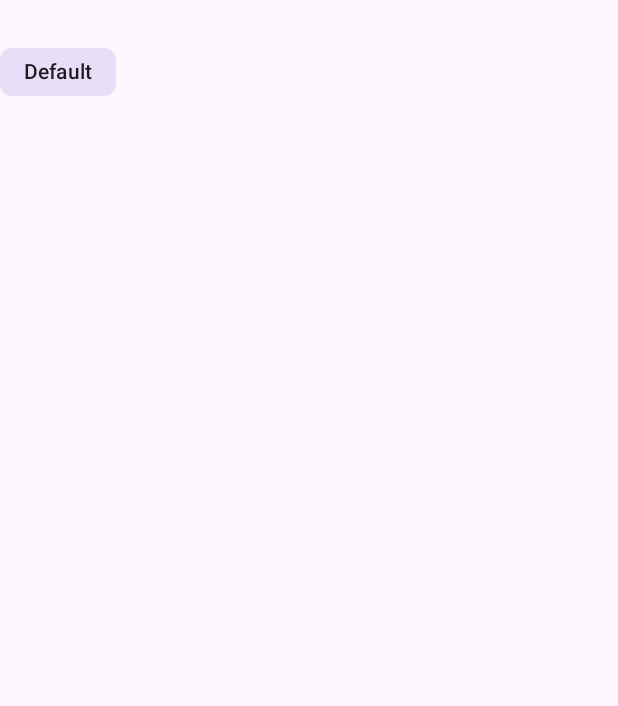
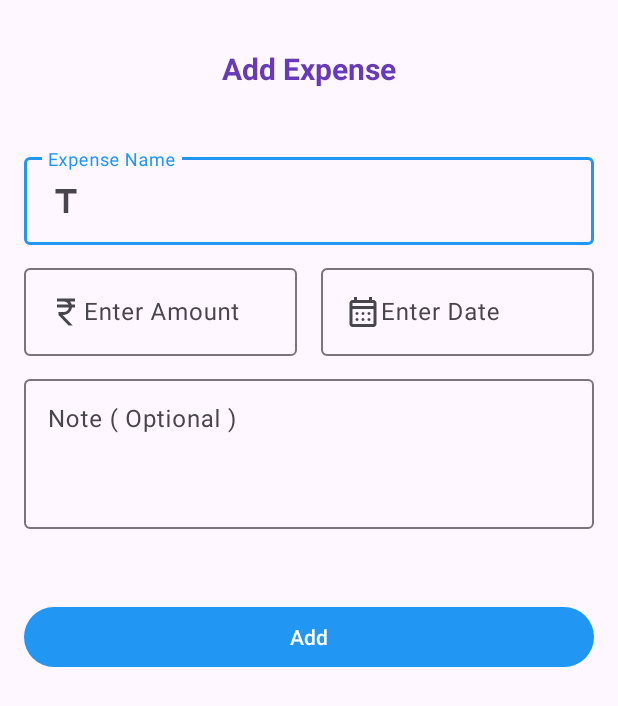
Before and after one commit to Iamthemax/ExpenseApp, an Android app: the screen it shows after launch (AddExpenseActivity), after a tap on an icon or button, on a phone screen of 412 x 824 dp. Shown: the top 706 px of the screen. Run offline under Robolectric (Android 15) with nearby library versions, the phone set to English and light mode, and no system bars.

Commit message:
After ui design

```diff
--- a/app/src/main/java/com/example/myexpenseapp/database/MyDbHelper.java
+++ b/app/src/main/java/com/example/myexpenseapp/database/MyDbHelper.java
@@ -18,7 +18,6 @@ public class MyDbHelper extends SQLiteOpenHelper {
 
     private static final int DATABASE_VERSION = 1;
     private static final String DATABASE_NAME = "ExpenseManager.db";
-
     // Table Names
     private static final String TABLE_EXPENSE = "expense";
     private static final String TABLE_CATEGORY = "category";
@@ -27,22 +26,23 @@ public class MyDbHelper extends SQLiteOpenHelper {
     private static final String COLUMN_IS_DELETED = "is_deleted";
 
     // Category Table Columns
-    private static final String COLUMN_CATEGORY_ID = "category_id";
+    private static final String COLUMN_CATEGORY_ID = "id";
     private static final String COLUMN_CATEGORY_NAME = "category_name";
 
     // Expense Table Columns
-    private static final String COLUMN_EXPENSE_ID = "expense_id";
-    private static final String COLUMN_EXPENSE_NAME = "expense_name";
-    private static final String COLUMN_EXPENSE_DATE = "expense_date";
-    private static final String COLUMN_EXPENSE_AMOUNT = "expense_amount";
-    private static final String COLUMN_EXPENSE_CATEGORY_ID = "category_id";
+    private static final String COLUMN_EXPENSE_ID = "id";
+    private static final String COLUMN_EXPENSE_NAME = "name";
+    private static final String COLUMN_EXPENSE_DATE = "date";
+    private static final String COLUMN_EXPENSE_AMOUNT = "amount";
+    private static final String COLUMN_EXPENSE_CATEGORY_ID = "categoryId";
+    private static final String COLUMN_EXPENSE_CATEGORY_NAME = "categoryName";
 
     private static final String CREATE_TABLE_CATEGORY = "CREATE TABLE " + TABLE_CATEGORY + "("
             + COLUMN_CATEGORY_ID + " INTEGER PRIMARY KEY AUTOINCREMENT, "
             + COLUMN_CATEGORY_NAME + " TEXT NOT NULL, "
             + COLUMN_IS_DELETED + " INTEGER DEFAULT 0);";
 
-    private static final String COLUMN_EXPENSE_CATEGORY_NAME ="category_name" ;
+
     // Create Expense Table
     private static final String CREATE_TABLE_EXPENSE = "CREATE TABLE " + TABLE_EXPENSE + "("
             + COLUMN_EXPENSE_ID + " INTEGER PRIMARY KEY AUTOINCREMENT, "
@@ -52,10 +52,13 @@ public class MyDbHelper extends SQLiteOpenHelper {
             + COLUMN_EXPENSE_CATEGORY_ID + " INTEGER, "
             + COLUMN_EXPENSE_CATEGORY_NAME + " TEXT NOT NULL, "
             + COLUMN_IS_DELETED + " INTEGER DEFAULT 0"
-            +  ");";
+            + ");";
+
 
     public MyDbHelper(@Nullable Context context) {
         super(context, DATABASE_NAME, null, 1);
+        Log.d("`mytag",CREATE_TABLE_EXPENSE);
+        Log.d("`mytag",CREATE_TABLE_CATEGORY);
     }
 
     @Override
@@ -63,43 +66,45 @@ public class MyDbHelper extends SQLiteOpenHelper {
 
         db.execSQL(CREATE_TABLE_EXPENSE);
         db.execSQL(CREATE_TABLE_CATEGORY);
-       // insertCategory("Default");
+        // insertCategory("Default");
     }
+
     @Override
     public void onUpgrade(SQLiteDatabase db, int oldVersion, int newVersion) {
 
         db.execSQL("DROP TABLE IF EXISTS " + TABLE_EXPENSE);
         db.execSQL("DROP TABLE IF EXISTS " + TABLE_CATEGORY);
         // Create tables again
-       // onCreate(db);
+        // onCreate(db);
     }
-    public long insertCategory(String categoryName)
-    {   SQLiteDatabase sqLiteDatabase=this.getWritableDatabase();
-        ContentValues contentValues=new ContentValues();
-        contentValues.put(COLUMN_CATEGORY_NAME,categoryName);
-        long id=sqLiteDatabase.insert(TABLE_CATEGORY,null,contentValues);
+
+    public long insertCategory(String categoryName) {
+        SQLiteDatabase sqLiteDatabase = this.getWritableDatabase();
+        ContentValues contentValues = new ContentValues();
+        contentValues.put(COLUMN_CATEGORY_NAME, categoryName);
+        long id = sqLiteDatabase.insert(TABLE_CATEGORY, null, contentValues);
         return id;
     }
-    public long insertExpense(Expense expense)
-    {
-        SQLiteDatabase sqLiteDatabase=this.getWritableDatabase();
-        ContentValues contentValues=new ContentValues();
-        contentValues.put(COLUMN_EXPENSE_CATEGORY_NAME,expense.getCategoryName());
-        contentValues.put(COLUMN_EXPENSE_CATEGORY_ID,expense.getCategoryId());
-        contentValues.put(COLUMN_EXPENSE_AMOUNT,expense.getAmount());
-        contentValues.put(COLUMN_EXPENSE_NAME,expense.getName());
-        contentValues.put(COLUMN_EXPENSE_DATE,expense.getDate());
-        long id=sqLiteDatabase.insert(TABLE_EXPENSE,null,contentValues);
+
+    public long insertExpense(Expense expense) {
+        SQLiteDatabase sqLiteDatabase = this.getWritableDatabase();
+        ContentValues contentValues = new ContentValues();
+        contentValues.put(COLUMN_EXPENSE_CATEGORY_NAME, expense.getCategoryName());
+        contentValues.put(COLUMN_EXPENSE_CATEGORY_ID, expense.getCategoryId());
+        contentValues.put(COLUMN_EXPENSE_AMOUNT, expense.getAmount());
+        contentValues.put(COLUMN_EXPENSE_NAME, expense.getName());
+        contentValues.put(COLUMN_EXPENSE_DATE, expense.getDate());
+        long id = sqLiteDatabase.insert(TABLE_EXPENSE, null, contentValues);
         return id;
     }
-    public ArrayList<Expense> getAllExpenses(){
-        ArrayList<Expense> list=new ArrayList<>();
-        SQLiteDatabase database=this.getReadableDatabase();
-        Cursor cursor=database.rawQuery("SELECT * FROM "+TABLE_EXPENSE+" WHERE "+COLUMN_IS_DELETED+"=0 ORDER BY expense_id DESC ",null);
-        if(cursor.moveToFirst())
-        {
+
+    public ArrayList<Expense> getAllExpenses() {
+        ArrayList<Expense> list = new ArrayList<>();
+        SQLiteDatabase database = this.getReadableDatabase();
+        Cursor cursor = database.rawQuery("SELECT * FROM " + TABLE_EXPENSE + " WHERE " + COLUMN_IS_DELETED + "=0 ORDER BY id  DESC ", null);
+        if (cursor.moveToFirst()) {
             do {
-                Expense expense=new Expense();
+                Expense expense = new Expense();
                 expense.setName(cursor.getString(cursor.getColumnIndexOrThrow(COLUMN_EXPENSE_NAME)));
                 expense.setDate(cursor.getString(cursor.getColumnIndexOrThrow(COLUMN_EXPENSE_DATE)));
                 expense.setId(cursor.getInt(cursor.getColumnIndexOrThrow(COLUMN_EXPENSE_ID)));
@@ -107,37 +112,37 @@ public class MyDbHelper extends SQLiteOpenHelper {
                 expense.setCategoryId(cursor.getInt(cursor.getColumnIndexOrThrow(COLUMN_CATEGORY_ID)));
                 expense.setCategoryName(cursor.getString(cursor.getColumnIndexOrThrow(COLUMN_CATEGORY_NAME)));
                 list.add(expense);
-            }while (cursor.moveToNext());
+            } while (cursor.moveToNext());
         }
-        Log.d("mytag",""+list.size());
+        Log.d("mytag", "" + list.size());
         return list;
     }
-    public ArrayList<Category> getAllCategories(){
-        ArrayList<Category> list=new ArrayList<>();
-        SQLiteDatabase database=this.getReadableDatabase();
-        Cursor cursor=database.rawQuery("SELECT * FROM "+TABLE_CATEGORY+" WHERE "+COLUMN_IS_DELETED+"=0 ORDER BY category_id DESC ",null);
-        if(cursor.moveToFirst())
-        {
+
+    public ArrayList<Category> getAllCategories() {
+        ArrayList<Category> list = new ArrayList<>();
+        SQLiteDatabase database = this.getReadableDatabase();
+        Cursor cursor = database.rawQuery("SELECT * FROM " + TABLE_CATEGORY + " WHERE " + COLUMN_IS_DELETED + "=0 ORDER BY id DESC ", null);
+        if (cursor.moveToFirst()) {
             do {
-                Category category=new Category();
+                Category category = new Category();
                 category.setName(cursor.getString(cursor.getColumnIndexOrThrow(COLUMN_CATEGORY_NAME)));
                 category.setId(cursor.getInt(cursor.getColumnIndexOrThrow(COLUMN_CATEGORY_ID)));
                 list.add(category);
-            }while (cursor.moveToNext());
+            } while (cursor.moveToNext());
         }
-        Log.d("mytag",""+list.size());
+        Log.d("mytag", "" + list.size());
         return list;
     }
 
-    public double getSum(){
-        SQLiteDatabase database=this.getReadableDatabase();
-        Cursor cursor=database.rawQuery("SELECT SUM(expense_amount) FROM "+TABLE_EXPENSE+" WHERE "+COLUMN_IS_DELETED+"=0",null);
-        if(cursor.moveToFirst())
-        {
-          return cursor.getDouble(0);
+    public double getSum() {
+        SQLiteDatabase database = this.getReadableDatabase();
+        Cursor cursor = database.rawQuery("SELECT SUM(amount) FROM " + TABLE_EXPENSE + " WHERE " + COLUMN_IS_DELETED + "=0", null);
+        if (cursor.moveToFirst()) {
+            return cursor.getDouble(0);
         }
         return 0;
     }
+
     public ArrayList<CategoryAverage> getAverageExpensesByCategory() {
         ArrayList<CategoryAverage> list = new ArrayList<>();
         SQLiteDatabase database = this.getReadableDatabase();
@@ -182,6 +187,7 @@ public class MyDbHelper extends SQLiteOpenHelper {
             return averageAmount;
         }
     }
+
     public ArrayList<CategoryWeeklyExpense> getWeeklyCategoryExpenses() {
         ArrayList<CategoryWeeklyExpense> list = new ArrayList<>();
         SQLiteDatabase database = this.getReadableDatabase();
--- a/app/src/main/java/com/example/myexpenseapp/ui/AddExpenseActivity.java
+++ b/app/src/main/java/com/example/myexpenseapp/ui/AddExpenseActivity.java
@@ -2,6 +2,8 @@ package com.example.myexpenseapp.ui;
 
 import android.os.Bundle;
 import android.util.Log;
+import android.view.View;
+import android.widget.Button;
 
 import androidx.activity.EdgeToEdge;
 import androidx.annotation.NonNull;
@@ -16,6 +18,8 @@ import com.example.myexpenseapp.model.Category;
 import com.example.myexpenseapp.model.Expense;
 import com.google.android.material.chip.Chip;
 import com.google.android.material.chip.ChipGroup;
+import com.google.android.material.textfield.TextInputEditText;
+import com.google.android.material.textfield.TextInputLayout;
 
 import java.util.ArrayList;
 import java.util.List;
@@ -23,19 +27,47 @@ import java.util.List;
 public class AddExpenseActivity extends AppCompatActivity {
     ChipGroup chipGroup;
     MyDbHelper dbHelper;
+
+    TextInputLayout txLayoutExpenseName;
+    TextInputLayout txLayoutAmount;
+    TextInputEditText etName;
+    TextInputEditText etAmount;
+    TextInputEditText etDate;
+    TextInputEditText etNotes;;
+    Button btnAdd;
+
     @Override
     protected void onCreate(Bundle savedInstanceState) {
         super.onCreate(savedInstanceState);
         setContentView(R.layout.activity_add_expense);
+        etName=findViewById(R.id.etName);
+        etDate=findViewById(R.id.etDate);
+        etAmount=findViewById(R.id.etAmount);
+        etNotes=findViewById(R.id.etNote);
+        btnAdd=findViewById(R.id.btnAdd);
+        txLayoutExpenseName=findViewById(R.id.txExpenseNameLayout);
+        txLayoutAmount=findViewById(R.id.txAmountLayout);
         dbHelper=new MyDbHelper(this);
-        chipGroup=findViewById(R.id.chipGroup);
+        btnAdd.setOnClickListener(new View.OnClickListener() {
+            @Override
+            public void onClick(View v) {
+
+                if(validateFields())
+                {
+
+                }
+            }
+        });
+
+
+
+       /* chipGroup=findViewById(R.id.chipGroup);
         chipGroup.setSingleSelection(true);
         Chip firstChip=null;
-        ArrayList<Category> categoryArrayList=dbHelper.getAllCategories();
+       *//* ArrayList<Category> categoryArrayList=dbHelper.getAllCategories();
         for(int i=0;i<categoryArrayList.size();i++)
         {
             Chip chip=new Chip(chipGroup.getContext());
-
             chip.setText(categoryArrayList.get(i).getName());
             chip.setTag(categoryArrayList.get(i));
             chip.setId(ViewCompat.generateViewId());
@@ -54,13 +86,35 @@ public class AddExpenseActivity extends AppCompatActivity {
             @Override
             public void onCheckedChanged(@NonNull ChipGroup chipGroup, @NonNull List<Integer> list) {
 
+
             }
         });
         chipGroup.setSingleSelection(true);
-
-
         dbHelper.insertExpense(new Expense("Default Name","Default","2024-04-04",110,1));
-        dbHelper.insertExpense(new Expense("Default Name","Default 2","2024-04-04",120,firstChip.getId()));
+        dbHelper.insertExpense(new Expense("Default Name","Default 2","2024-04-04",120,firstChip.getId()));*/
 
     }
+
+    private boolean validateFields() {
+        ArrayList<Boolean> errors=new ArrayList<>();
+
+        if(!etName.getText().toString().isEmpty() && etName.getText().toString().length()>1)
+        {
+            errors.add(true);
+            etName.setError(null);
+        }else
+        {
+            etName.setError("Please enter a valid name");
+            errors.add(false);
+        }
+        if(!etAmount.getText().toString().isEmpty() && etAmount.getText().toString().length()>0)
+        {
+            errors.add(true);
+            etAmount.setError(null);
+        }else{
+            etAmount.setError("Please enter a valid amount");
+            errors.add(false);
+        }
+        return !errors.contains(false);
+    }
 }
--- a/app/src/main/java/com/example/myexpenseapp/ui/ExpenseListFragment.java
+++ b/app/src/main/java/com/example/myexpenseapp/ui/ExpenseListFragment.java
@@ -83,10 +83,14 @@ public class ExpenseListFragment extends Fragment {
         {
             dbHelper.insertCategory("Default");
         }
-        Log.d("mytag",""+dbHelper.getSum());
+        if(expenseArrayList.size()>=1)
+        {
+               Log.d("mytag",""+dbHelper.getSum());
         Log.d("mytag",""+dbHelper.getAverageExpensesByCategory().get(0).getAverageAmount());
         Log.d("mytag",""+dbHelper.getAverageExpensesByCategory().get(0).getCategoryName());
         Log.d("mytag",""+dbHelper.getAverageExpensesByCategory().get(0).getCategoryId());
+        }
+
 
     }
 }
--- /dev/null
+++ b/app/src/main/res/drawable/calendar_month_24px.xml
@@ -0,0 +1,10 @@
+<vector xmlns:android="http://schemas.android.com/apk/res/android"
+    android:width="24dp"
+    android:height="24dp"
+    android:viewportWidth="960"
+    android:viewportHeight="960"
+    android:tint="?attr/colorControlNormal">
+  <path
+      android:fillColor="@android:color/white"
+      android:pathData="M200,880Q167,880 143.5,856.5Q120,833 120,800L120,240Q120,207 143.5,183.5Q167,160 200,160L240,160L240,80L320,80L320,160L640,160L640,80L720,80L720,160L760,160Q793,160 816.5,183.5Q840,207 840,240L840,800Q840,833 816.5,856.5Q793,880 760,880L200,880ZM200,800L760,800Q760,800 760,800Q760,800 760,800L760,400L200,400L200,800Q200,800 200,800Q200,800 200,800ZM200,320L760,320L760,240Q760,240 760,240Q760,240 760,240L200,240Q200,240 200,240Q200,240 200,240L200,320ZM200,320L200,240Q200,240 200,240Q200,240 200,240L200,240Q200,240 200,240Q200,240 200,240L200,320ZM480,560Q463,560 451.5,548.5Q440,537 440,520Q440,503 451.5,491.5Q463,480 480,480Q497,480 508.5,491.5Q520,503 520,520Q520,537 508.5,548.5Q497,560 480,560ZM320,560Q303,560 291.5,548.5Q280,537 280,520Q280,503 291.5,491.5Q303,480 320,480Q337,480 348.5,491.5Q360,503 360,520Q360,537 348.5,548.5Q337,560 320,560ZM640,560Q623,560 611.5,548.5Q600,537 600,520Q600,503 611.5,491.5Q623,480 640,480Q657,480 668.5,491.5Q680,503 680,520Q680,537 668.5,548.5Q657,560 640,560ZM480,720Q463,720 451.5,708.5Q440,697 440,680Q440,663 451.5,651.5Q463,640 480,640Q497,640 508.5,651.5Q520,663 520,680Q520,697 508.5,708.5Q497,720 480,720ZM320,720Q303,720 291.5,708.5Q280,697 280,680Q280,663 291.5,651.5Q303,640 320,640Q337,640 348.5,651.5Q360,663 360,680Q360,697 348.5,708.5Q337,720 320,720ZM640,720Q623,720 611.5,708.5Q600,697 600,680Q600,663 611.5,651.5Q623,640 640,640Q657,640 668.5,651.5Q680,663 680,680Q680,697 668.5,708.5Q657,720 640,720Z"/>
+</vector>
--- /dev/null
+++ b/app/src/main/res/drawable/currency_rupee_24px.xml
@@ -0,0 +1,10 @@
+<vector xmlns:android="http://schemas.android.com/apk/res/android"
+    android:width="24dp"
+    android:height="24dp"
+    android:viewportWidth="960"
+    android:viewportHeight="960"
+    android:tint="?attr/colorControlNormal">
+  <path
+      android:fillColor="@android:color/white"
+      android:pathData="M549,840L280,560L280,480L420,480Q473,480 511.5,445.5Q550,411 558,360L240,360L240,280L546,280Q529,245 495.5,222.5Q462,200 420,200L240,200L240,120L720,120L720,200L590,200Q604,217 615,237Q626,257 632,280L720,280L720,360L639,360Q631,445 569,502.5Q507,560 420,560L391,560L660,840L549,840Z"/>
+</vector>
--- /dev/null
+++ b/app/src/main/res/drawable/title_24px.xml
@@ -0,0 +1,10 @@
+<vector xmlns:android="http://schemas.android.com/apk/res/android"
+    android:width="24dp"
+    android:height="24dp"
+    android:viewportWidth="960"
+    android:viewportHeight="960"
+    android:tint="?attr/colorControlNormal">
+  <path
+      android:fillColor="@android:color/white"
+      android:pathData="M420,800L420,280L200,280L200,160L760,160L760,280L540,280L540,800L420,800Z"/>
+</vector>
--- a/app/src/main/res/layout/activity_add_expense.xml
+++ b/app/src/main/res/layout/activity_add_expense.xml
@@ -6,25 +6,106 @@
     android:layout_width="match_parent"
     android:layout_height="match_parent"
     tools:context=".ui.AddExpenseActivity">
+    <LinearLayout
+        android:layout_width="match_parent"
+        android:layout_height="match_parent"
+        android:orientation="vertical"
+        android:padding="16dp">
+        <TextView
+            android:layout_width="wrap_content"
+            android:layout_height="wrap_content"
+            android:layout_gravity="center"
+            android:layout_marginTop="16dp"
+            android:layout_marginBottom="24dp"
+            android:text="Add Expense"
+            android:textColor="#673AB7"
+            android:textSize="20sp"
+            android:textStyle="bold" />
+        <com.google.android.material.textfield.TextInputLayout
+            android:id="@+id/txExpenseNameLayout"
+            style="@style/Widget.Material3.TextInputLayout.OutlinedBox"
+            android:layout_width="match_parent"
+            android:layout_height="wrap_content"
+            android:layout_marginTop="16dp"
+            android:hint="Expense Name">
+            <com.google.android.material.textfield.TextInputEditText
+                android:id="@+id/etName"
+                android:layout_width="match_parent"
+                android:layout_height="wrap_content"
+                android:drawableLeft="@drawable/title_24px" />
+        </com.google.android.material.textfield.TextInputLayout>
 
-    <LinearLayout
-        android:orientation="vertical"
-        android:layout_width="match_parent"
-        android:layout_height="match_parent">
+        <LinearLayout
+            android:layout_width="match_parent"
+            android:layout_height="wrap_content"
+            android:orientation="horizontal">
+            <com.google.android.material.textfield.TextInputLayout
+                android:id="@+id/txAmountLayout"
+                style="@style/Widget.Material3.TextInputLayout.OutlinedBox"
+                android:layout_width="wrap_content"
+                android:layout_height="wrap_content"
+                android:layout_marginTop="10dp"
+                android:layout_weight="1"
+                android:hint="Enter Amount">
+                <com.google.android.material.textfield.TextInputEditText
+                    android:id="@+id/etAmount"
+                    android:layout_width="match_parent"
+                    android:layout_height="wrap_content"
+                    android:drawableLeft="@drawable/currency_rupee_24px"
+                    android:inputType="number"
+                    android:maxLength="10" />
+            </com.google.android.material.textfield.TextInputLayout>
+
+            <com.google.android.material.textfield.TextInputLayout
+                android:id="@+id/txDateLayout"
+                style="@style/Widget.Material3.TextInputLayout.OutlinedBox"
+                android:layout_width="wrap_content"
+                android:layout_height="wrap_content"
+                android:layout_marginLeft="16dp"
+                android:layout_marginTop="10dp"
+                android:layout_weight="1"
+                android:hint="Enter Date">
+                <com.google.android.material.textfield.TextInputEditText
+                    android:id="@+id/etDate"
+                    android:layout_width="match_parent"
+                    android:layout_height="wrap_content"
+                    android:drawableLeft="@drawable/calendar_month_24px"
+                    android:inputType="none"
+                    android:maxLength="10" />
+            </com.google.android.material.textfield.TextInputLayout>
+        </LinearLayout>
+
+        <com.google.android.material.textfield.TextInputLayout
+            android:id="@+id/txNotesLayout"
+            style="@style/Widget.Material3.TextInputLayout.OutlinedBox"
+            android:layout_width="match_parent"
+            android:layout_height="wrap_content"
+            android:layout_marginTop="10dp"
+            android:hint="Note ( Optional )">
+
+            <com.google.android.material.textfield.TextInputEditText
+                android:id="@+id/etNote"
+                android:layout_width="match_parent"
+                android:layout_height="100dp"
+                android:layout_gravity="start"
+                android:gravity="start"
+                android:inputType="textPassword" />
+        </com.google.android.material.textfield.TextInputLayout>
 
         <com.google.android.material.chip.ChipGroup
-            app:singleSelection="true"
-            app:selectionRequired="true"
-            android:layout_marginTop="24dp"
             android:id="@+id/chipGroup"
             android:layout_width="match_parent"
             android:layout_height="wrap_content"
-            android:orientation="vertical"></com.google.android.material.chip.ChipGroup>
+            android:layout_marginTop="24dp"
+            android:orientation="vertical"
+            app:selectionRequired="true"
+            app:singleSelection="true" />
+
+        <com.google.android.material.button.MaterialButton
+            android:id="@+id/btnAdd"
+            android:layout_width="match_parent"
+            android:layout_height="wrap_content"
+            android:layout_marginTop="24dp"
+            android:text="Add" />
     </LinearLayout>
-
-
-
-
-
-
 </ScrollView>
```
Also changed, not shown: app/src/main/res/drawable/circle_background.xml (added, +8 -0 lines), app/src/main/res/drawable/currency_rupee_circle_24px.xml (added, +10 -0 lines), app/src/main/res/drawable/notes_24px.xml (added, +11 -0 lines), app/src/main/res/layout/item_expense_row.xml (added, +49 -0 lines).
